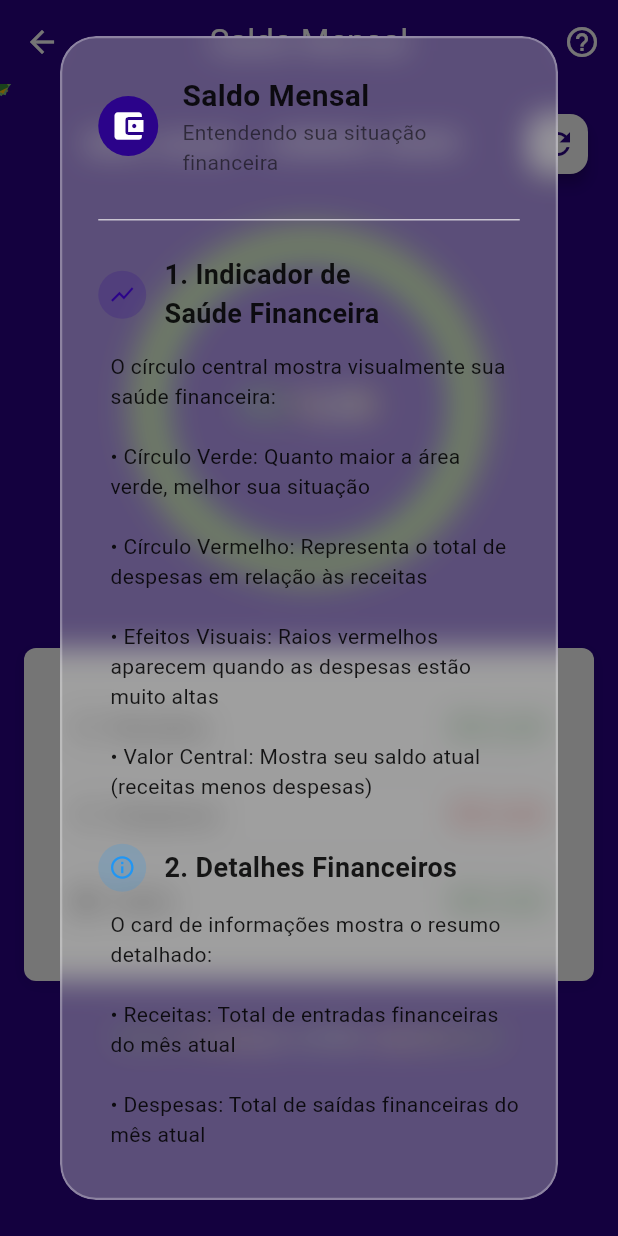
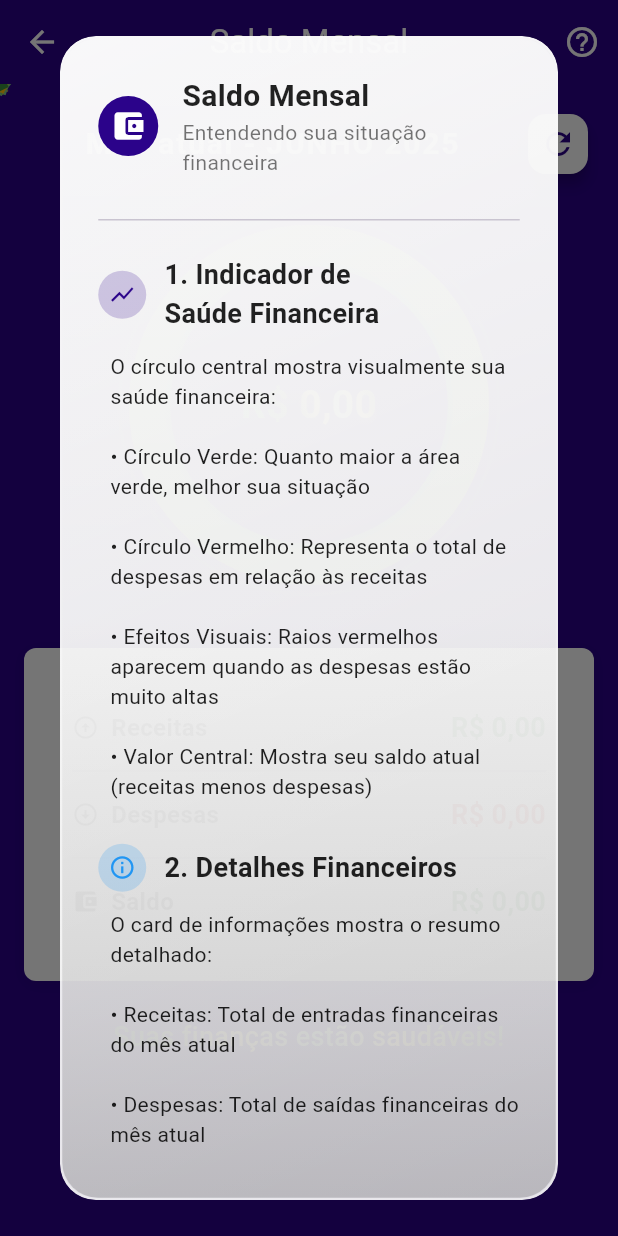
Before and after one commit to jhonnylucius/economize, a Flutter app: the BalanceScreen screen opened by its route, after a tap on the "help outline" icon, on a phone screen of 412 x 824 dp. Run offline on Flutter 3.47's test engine with Material 3 defaults, Android fonts, the phone set to English and light mode, and no system bars; drawn by our look-alikes of percent_indicator; our stand-ins replace fl_chart, flutter_local_notifications, logger, mask_text_input_formatter, pdf, permission_handler and 5 more; accounts and stored records are empty.

Commit message:
feat: Ajusta animação de onda e aprimora efeito de vidro na tela de saldo

```diff
--- a/lib/screen/balance_screen.dart
+++ b/lib/screen/balance_screen.dart
@@ -362,14 +362,14 @@ class _BalanceScreenState extends State<BalanceScreen>
                                   animation: _waveAnimation,
                                   builder: (context, child) {
                                     return Container(
-                                      width: 240 + 20 * _waveAnimation.value,
-                                      height: 240 + 20 * _waveAnimation.value,
+                                      width: 240 + 15 * _waveAnimation.value,
+                                      height: 240 + 15 * _waveAnimation.value,
                                       decoration: BoxDecoration(
                                         shape: BoxShape.circle,
                                         border: Border.all(
                                           color: Colors.green
-                                              .withAlpha((0.2 * 255).toInt()),
-                                          width: 3,
+                                              .withAlpha((0.15 * 255).toInt()),
+                                          width: 2,
                                         ),
                                       ),
                                     );
@@ -677,6 +677,7 @@ class _BalanceScreenState extends State<BalanceScreen>
           backgroundColor: Colors.transparent,
           elevation: 0,
           child: GlassContainer(
+            frostedEffect: true,
             blur: 10,
             opacity: 0.2,
             borderRadius: 24,
```
